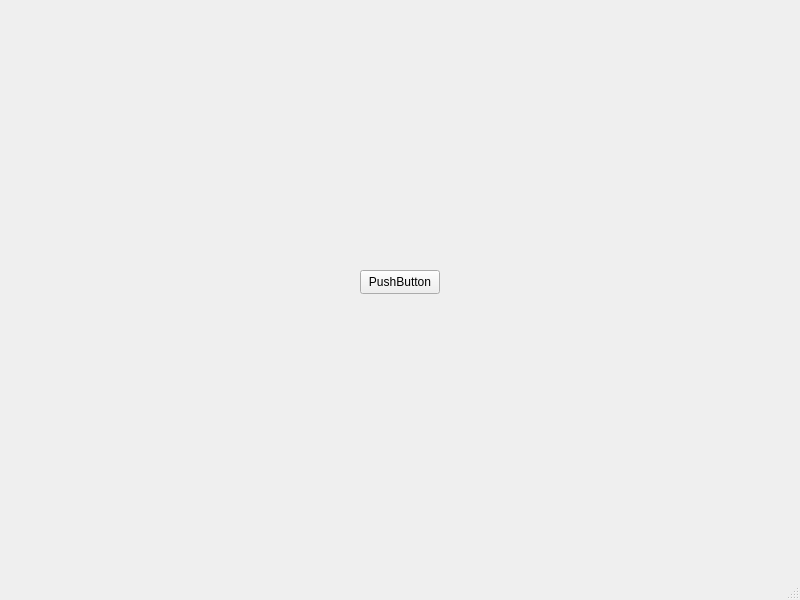
Before: the Qt Designer form mainwindow.ui in Szelma139/UsbPatcher, drawn with Qt 5.
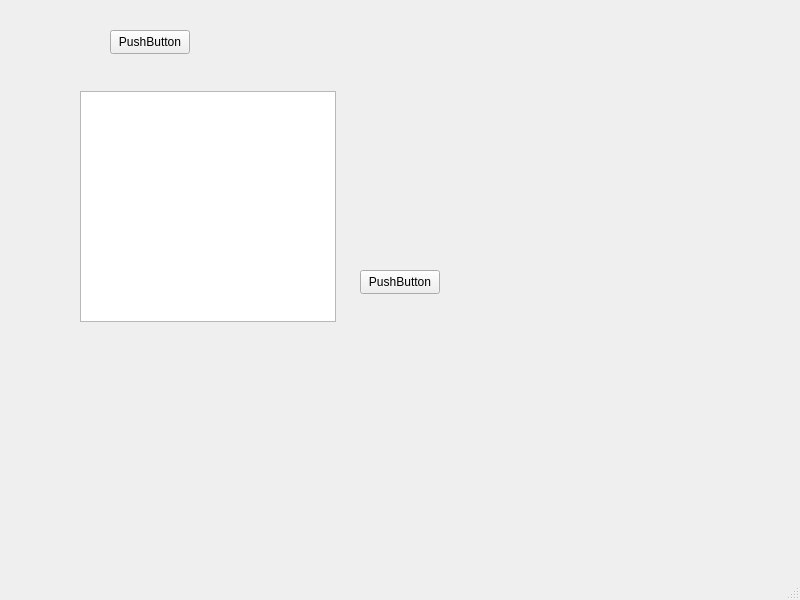
After: the same form once the commit is applied.

Commit message: directory Tree

```diff
--- a/mainwindow.ui
+++ b/mainwindow.ui
@@ -27,6 +27,29 @@
      <string>PushButton</string>
     </property>
    </widget>
+   <widget class="QPushButton" name="pushButton_2">
+    <property name="geometry">
+     <rect>
+      <x>110</x>
+      <y>30</y>
+      <width>80</width>
+      <height>24</height>
+     </rect>
+    </property>
+    <property name="text">
+     <string>PushButton</string>
+    </property>
+   </widget>
+   <widget class="QTreeView" name="treeView">
+    <property name="geometry">
+     <rect>
+      <x>80</x>
+      <y>91</y>
+      <width>256</width>
+      <height>231</height>
+     </rect>
+    </property>
+   </widget>
   </widget>
   <widget class="QMenuBar" name="menubar">
    <property name="geometry">
```
The commit also changes 12 other files.
